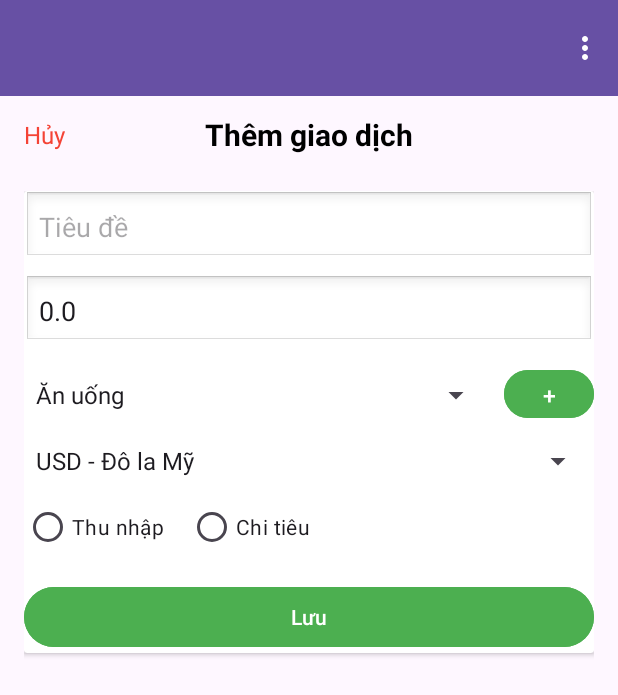
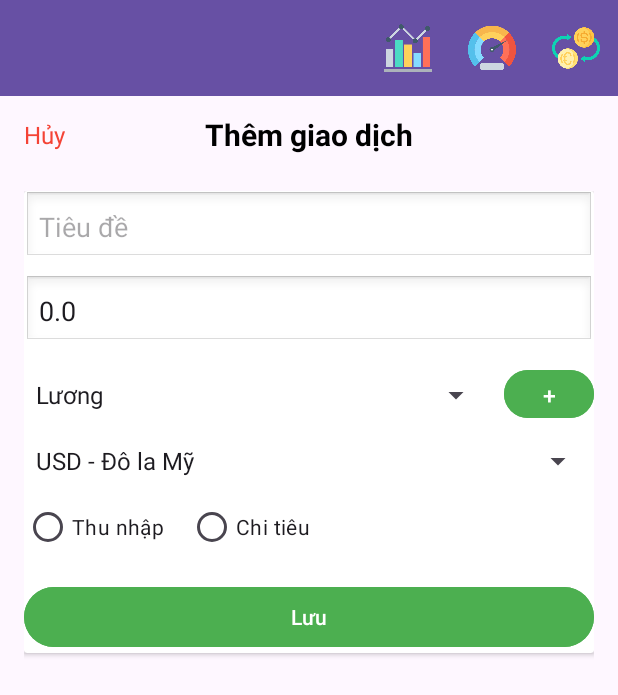
Before and after one commit to HaiBanh0105/GKmobile, an Android app: the Add_expense screen opened directly, with no data from a screen before it, on a phone screen of 412 x 824 dp. Shown: the top 695 px of the screen. Run offline under Robolectric (Android 15) with nearby library versions, the light colour scheme and no system bars; our stand-ins replace Room's generated code, data binding.

Commit message:
Thêm tùy chỉnh đơn vị tiền

```diff
--- a/app/src/main/java/com/example/gk/Add_expense.java
+++ b/app/src/main/java/com/example/gk/Add_expense.java
@@ -38,7 +38,24 @@ public class Add_expense extends BaseActivity {
     }
 
     private void setupCategorySpinner() {
-        List<String> categories = Arrays.asList("Ăn uống", "Giải trí", "Lương", "Hóa đơn");
+        List<String> categories = Arrays.asList(
+                "Lương",
+                "Ăn uống",
+                "Giải trí",
+                "Hóa đơn",
+                "Di chuyển",
+                "Mua sắm",
+                "Sức khỏe",
+                "Giáo dục",
+                "Du lịch",
+                "Gia đình",
+                "Tiết kiệm",
+                "Đầu tư",
+                "Quà tặng",
+                "Thuế",
+                "Vay nợ",
+                "Khác"
+        );
         ArrayAdapter<String> adapter = new ArrayAdapter<>(
                 this, android.R.layout.simple_spinner_dropdown_item, categories);
         binding.category.setAdapter(adapter);
--- /dev/null
+++ b/app/src/main/java/com/example/gk/AppConstants.java
@@ -0,0 +1,5 @@
+package com.example.gk;
+
+public class AppConstants {
+    public static String currentCurrency = "VND"; // mặc định
+}
--- a/app/src/main/java/com/example/gk/Statistics.java
+++ b/app/src/main/java/com/example/gk/Statistics.java
@@ -130,7 +130,7 @@ public class Statistics extends BaseActivity {
         });
     }
 
-    private void filterAndDisplay() {
+    public void filterAndDisplay() {
         int monthPosition = spinnerMonth.getSelectedItemPosition();
         String keyword = edtSearch.getText().toString();
         String yearText = edtYear.getText().toString();
--- a/app/src/main/res/layout/include_toolbar.xml
+++ b/app/src/main/res/layout/include_toolbar.xml
@@ -14,4 +14,5 @@
         android:titleTextColor="@android:color/white"
         app:menu="@menu/menu_dashboard"
         app:popupTheme="@style/ThemeOverlay.Material3.Light" />
+
 </com.google.android.material.appbar.AppBarLayout>
--- a/app/src/main/res/menu/menu_dashboard.xml
+++ b/app/src/main/res/menu/menu_dashboard.xml
@@ -1,16 +1,25 @@
 <menu xmlns:android="http://schemas.android.com/apk/res/android"
     xmlns:app="http://schemas.android.com/apk/res-auto">
 
+
+    <!-- Nút thống kê -->
     <item
         android:id="@+id/menu_statistics"
         android:title="Chi tiết"
         android:icon="@drawable/chart"
-        app:showAsAction="never" />
+        app:showAsAction="always" />
 
+    <!-- Nút dashboard -->
     <item
         android:id="@+id/menu_dashboard"
         android:title="Dashboard"
-        android:icon="@drawable/search"
-        app:showAsAction="never" />
+        android:icon="@drawable/dashboard"
+        app:showAsAction="always" />
 
+    <!-- Nút chọn tiền tệ -->
+    <item
+        android:id="@+id/menu_currency"
+        android:title="Tiền tệ"
+        android:icon="@drawable/currency"
+        app:showAsAction="always" />
 </menu>
```
Also changed, not shown: app/src/main/java/com/example/gk/BaseActivity.java (+41 -0 lines), app/src/main/java/com/example/gk/Dashboard.java (+11 -11 lines), app/src/main/java/com/example/gk/ExpenseAdapter.java (+16 -3 lines), app/src/main/java/com/example/gk/Export_report.java (+30 -40 lines), app/src/main/java/com/example/gk/viewmodel/DashboardViewModel.java (+20 -10 lines), app/src/main/java/com/example/gk/viewmodel/StatisticsViewModel.java (+17 -7 lines), app/src/main/res/drawable/currency.png (added), app/src/main/res/drawable/dashboard.png (added).
